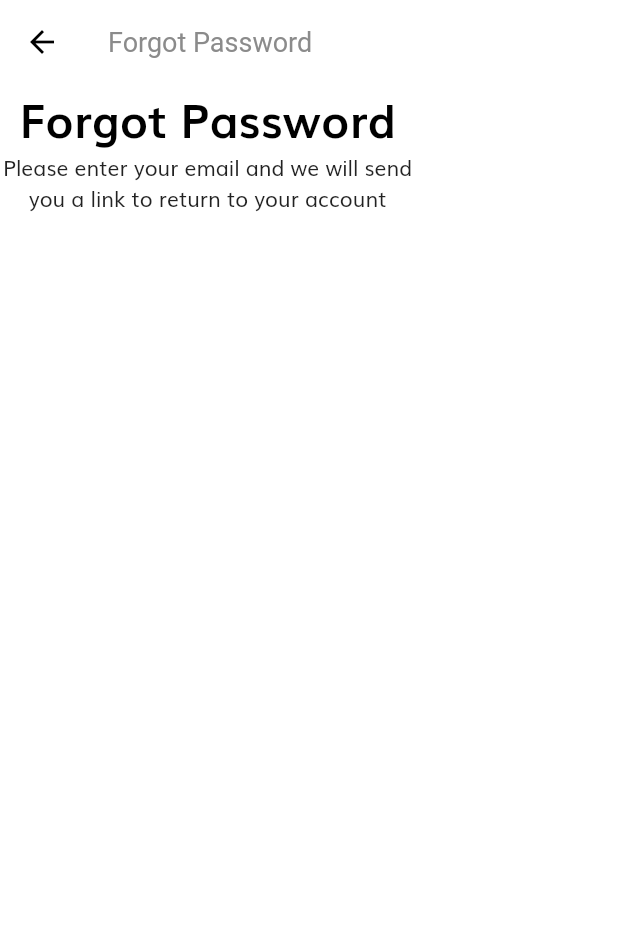
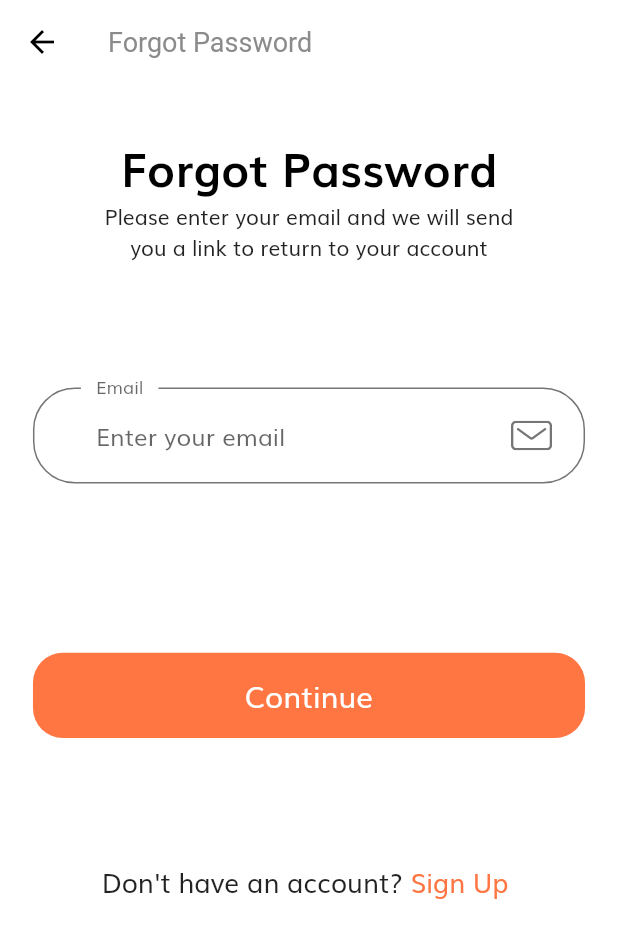
Before and after one commit to MorgueMorg/Tokoto-Flutter-E-Commerce, a Flutter app: the ForgotPasswordScreen screen opened by its route, on a phone screen of 412 x 824 dp. Shown: the top 938 px of the screen. Run offline on Flutter 3.47's test engine with Material 2 defaults, Android fonts, the phone set to English and light mode, and no system bars; our stand-ins replace flutter_svg.

Commit message:
Finished forgot password screen :dart:

```diff
--- a/lib/components/no_account_text.dart
+++ b/lib/components/no_account_text.dart
@@ -20,8 +20,7 @@ class NoAccountText extends StatelessWidget {
           ),
         ),
         GestureDetector(
-          onTap: () => Navigator.popAndPushNamed(
-              context, ForgotPasswordScreen.routeName),
+          onTap: () {},
           child: Text(
             "Sign Up ",
             style: TextStyle(
--- a/lib/screens/forgot_password/components/body.dart
+++ b/lib/screens/forgot_password/components/body.dart
@@ -1,3 +1,8 @@
+import 'package:e_commerce/components/custom_suffix_icon.dart';
+import 'package:e_commerce/components/default_button.dart';
+import 'package:e_commerce/components/form_error.dart';
+import 'package:e_commerce/components/no_account_text.dart';
+import 'package:e_commerce/constants.dart';
 import 'package:e_commerce/size_config.dart';
 import 'package:flutter/material.dart';
 
@@ -6,8 +11,18 @@ class Body extends StatelessWidget {
 
   @override
   Widget build(BuildContext context) {
-    return Column(
+    return SizedBox(
+      width: double.infinity,
+      child: SingleChildScrollView(
+        child: Padding(
+          padding: EdgeInsets.symmetric(
+            horizontal: getProportionateScreenWidth(20),
+          ),
+          child: Column(
             children: [
+              SizedBox(
+                height: SizeConfig.screenHeight * 0.04,
+              ),
               Text(
                 "Forgot Password",
                 style: TextStyle(
@@ -19,8 +34,93 @@ class Body extends StatelessWidget {
               Text(
                 "Please enter your email and we will send \nyou a link to return to your account",
                 textAlign: TextAlign.center,
-        )
+              ),
+              SizedBox(
+                height: SizeConfig.screenHeight * 0.1,
+              ),
+              ForgotPassForm(),
             ],
+          ),
+        ),
+      ),
     );
   }
 }
+
+class ForgotPassForm extends StatefulWidget {
+  @override
+  State<ForgotPassForm> createState() => _ForgotPassFormState();
+}
+
+class _ForgotPassFormState extends State<ForgotPassForm> {
+  final _formKey = GlobalKey<FormState>();
+
+  List<String> errors = [];
+  String? email;
+  @override
+  Widget build(BuildContext context) {
+    return Form(
+      key: _formKey,
+      child: Column(
+        children: [
+          TextFormField(
+            keyboardType: TextInputType.emailAddress,
+            onSaved: (newValue) => email = newValue,
+            onChanged: (value) {
+              if (value.isNotEmpty && errors.contains(kEmailNullError)) {
+                setState(() {
+                  errors.remove(kEmailNullError);
+                });
+              } else if (emailValidatorRegExp.hasMatch(value) &&
+                  errors.contains(kInvalidEmailError)) {
+                setState(() {
+                  errors.remove(kInvalidEmailError);
+                });
+              }
+            },
+            validator: (value) {
+              if (value!.isEmpty && !errors.contains(kEmailNullError)) {
+                setState(() {
+                  errors.add(kEmailNullError);
+                });
+              } else if (!emailValidatorRegExp.hasMatch(value) &&
+                  !errors.contains(kInvalidEmailError)) {
+                setState(() {
+                  errors.add(kInvalidEmailError);
+                });
+              }
+              return null;
+            },
+            decoration: const InputDecoration(
+              labelText: "Email",
+              hintText: "Enter your email",
+              floatingLabelBehavior: FloatingLabelBehavior.always,
+              suffixIcon: CustomSuffixIcon(
+                svgIcon: "assets/icons/Mail.svg",
+              ),
+            ),
+          ),
+          SizedBox(
+            height: getProportionateScreenHeight(30),
+          ),
+          FormError(errors: errors),
+          SizedBox(
+            height: SizeConfig.screenHeight * 0.1,
+          ),
+          DefaultButton(
+            text: "Continue",
+            press: () {
+              if (_formKey.currentState!.validate()) {
+                // Do what you want to do
+              }
+            },
+          ),
+          SizedBox(
+            height: SizeConfig.screenHeight * 0.1,
+          ),
+          NoAccountText(),
+        ],
+      ),
+    );
+  }
+}
```
Also changed, not shown: lib/screens/sign_in/components/sign_form.dart (+8 -3 lines). Lines whose indentation alone changed are shown as unchanged.
